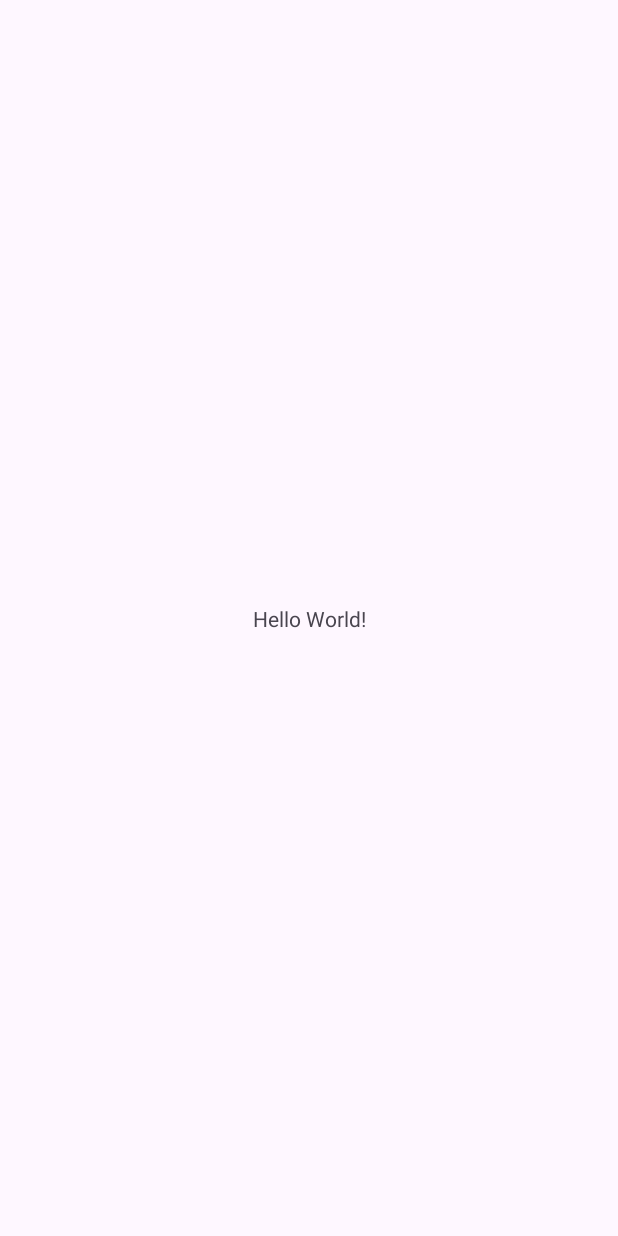
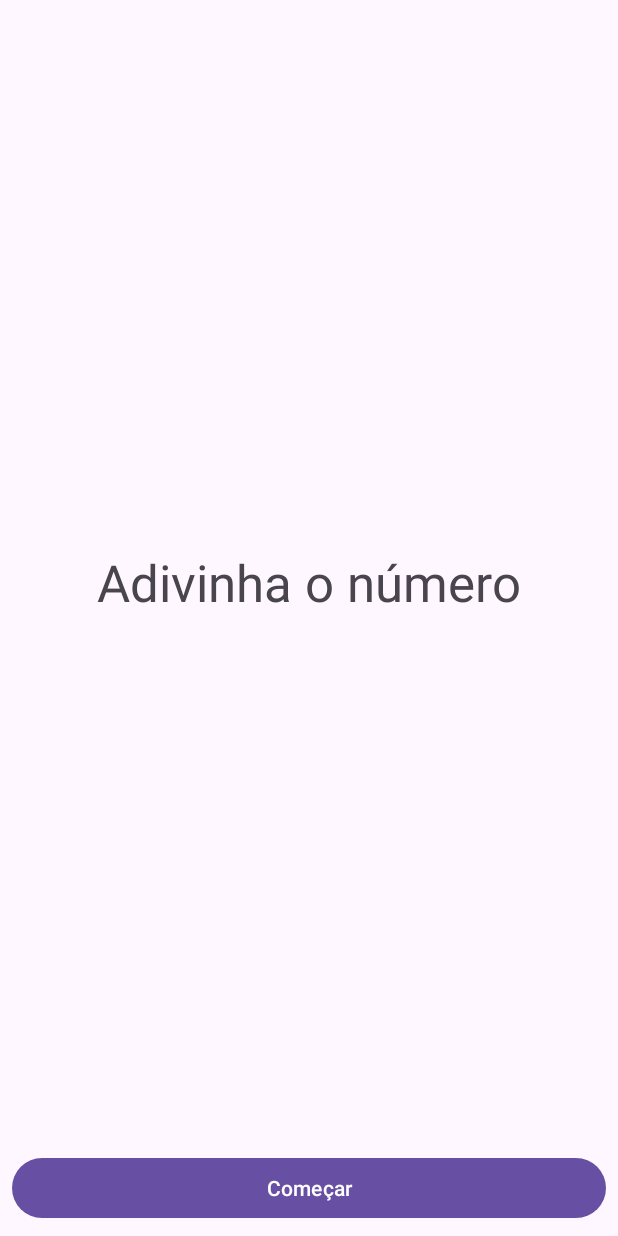
Before and after one commit to ftanaka13/JogoAdvinhaNumero, an Android app: the screen it shows after launch (MainActivity), on a phone screen of 412 x 824 dp. Before the commit the screen is almost empty. Run offline under Robolectric (Android 15) with nearby library versions, the phone set to English and light mode, and no system bars.

Commit message:
layout da main activity

```diff
--- a/app/src/main/res/layout/activity_main.xml
+++ b/app/src/main/res/layout/activity_main.xml
@@ -7,13 +7,19 @@
     android:layout_height="match_parent"
     tools:context=".MainActivity">
 
-    <TextView
-        android:layout_width="wrap_content"
-        android:layout_height="wrap_content"
-        android:text="Hello World!"
+    <androidx.fragment.app.FragmentContainerView
+        android:id="@+id/fragmentContainerView"
+        android:name="androidx.navigation.fragment.NavHostFragment"
+        android:layout_width="0dp"
+        android:layout_height="0dp"
+        android:layout_marginStart="8dp"
+        android:layout_marginTop="8dp"
+        android:layout_marginEnd="8dp"
+        android:layout_marginBottom="8dp"
+        app:defaultNavHost="true"
         app:layout_constraintBottom_toBottomOf="parent"
         app:layout_constraintEnd_toEndOf="parent"
         app:layout_constraintStart_toStartOf="parent"
-        app:layout_constraintTop_toTopOf="parent" />
-
+        app:layout_constraintTop_toTopOf="parent"
+        app:navGraph="@navigation/nav_graph" />
 </androidx.constraintlayout.widget.ConstraintLayout>
```
